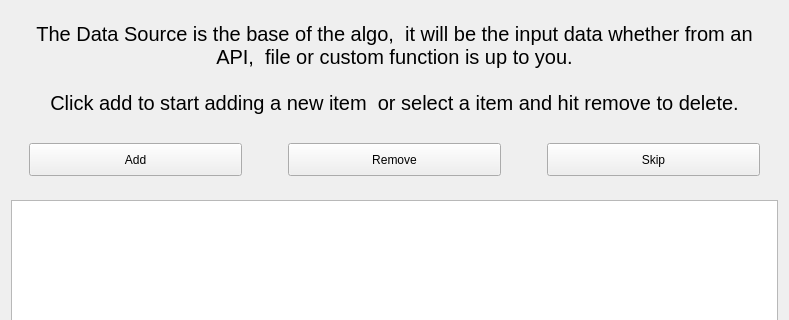
Qt form howdyCoder/ui/qtUiFiles/createDataSourceAdd.ui (rmallow/howdyCoder) before a commit; both pictures show x 0 to 789 and y 0 to 320 of the 789 by 577 pixel window.
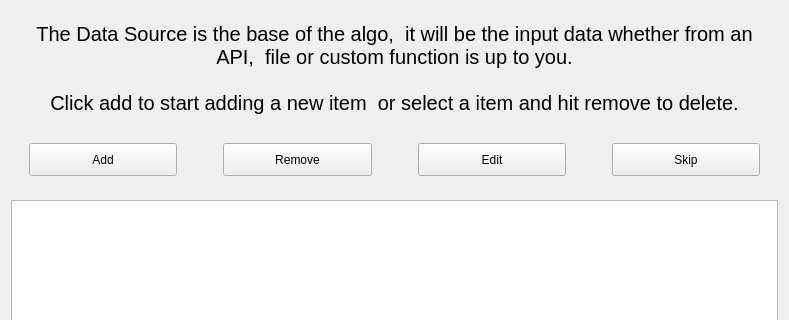
The same form after that commit.

Commit message: adding better exception logging for userFuncCallers and starting to add edit capabilities to creator

```diff
--- a/howdyCoder/ui/qtUiFiles/createDataSourceAdd.ui
+++ b/howdyCoder/ui/qtUiFiles/createDataSourceAdd.ui
@@ -104,6 +104,35 @@
            </property>
           </widget>
          </item>
+         <item>
+          <spacer name="horizontalSpacer_2">
+           <property name="orientation">
+            <enum>Qt::Horizontal</enum>
+           </property>
+           <property name="sizeType">
+            <enum>QSizePolicy::Maximum</enum>
+           </property>
+           <property name="sizeHint" stdset="0">
+            <size>
+             <width>40</width>
+             <height>20</height>
+            </size>
+           </property>
+          </spacer>
+         </item>
+         <item>
+          <widget class="QPushButton" name="editButton">
+           <property name="sizePolicy">
+            <sizepolicy hsizetype="Minimum" vsizetype="Preferred">
+             <horstretch>0</horstretch>
+             <verstretch>0</verstretch>
+            </sizepolicy>
+           </property>
+           <property name="text">
+            <string>Edit</string>
+           </property>
+          </widget>
+         </item>
          <item>
           <spacer name="horizontalSpacer">
            <property name="orientation">
```
The commit also changes 20 other files.
